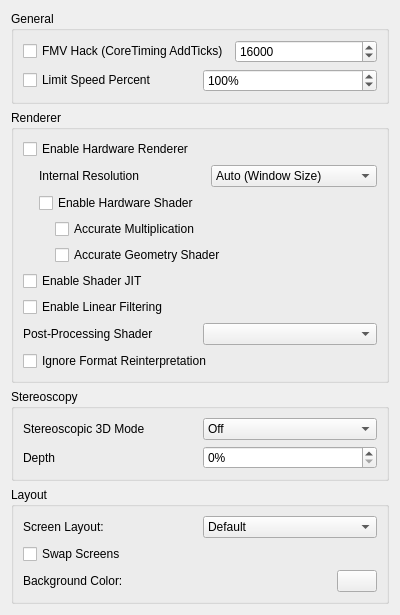
akashanotenshi/rusty, file src/citra_qt/configuration/configure_graphics.ui: the form before one commit.
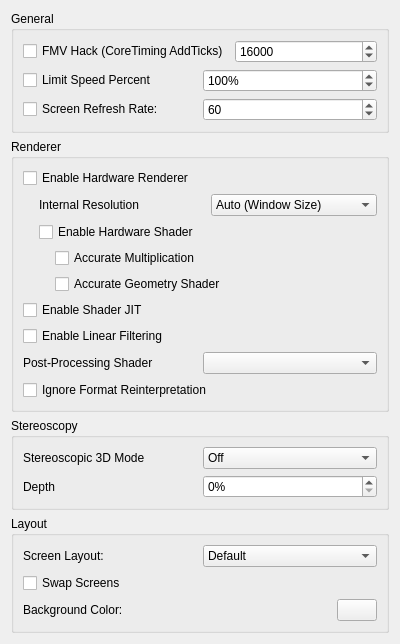
The form after the commit.

Commit message: valentinvanelslande's screen refresh rate setting

Diff of the .ui file:
```diff
--- a/src/citra_qt/configuration/configure_graphics.ui
+++ b/src/citra_qt/configuration/configure_graphics.ui
@@ -71,6 +71,30 @@
         </item>
        </layout>
       </item>
+      <item>
+        <layout class="QHBoxLayout" name="horizontalLayout_9">
+         <item>
+          <widget class="QCheckBox" name="custom_refresh_rate">
+           <property name="text">
+            <string>Screen Refresh Rate:</string>
+           </property>
+          </widget>
+         </item>
+         <item>
+          <widget class="QSpinBox" name="screen_refresh_rate">
+           <property name="minimum">
+            <number>1</number>
+           </property>
+           <property name="maximum">
+            <number>999</number>
+           </property>
+           <property name="value">
+            <number>60</number>
+           </property>
+          </widget>
+         </item>
+        </layout>
+       </item>
      </layout>
     </widget>
    </item>
```
The commit also changes 4 other files.
